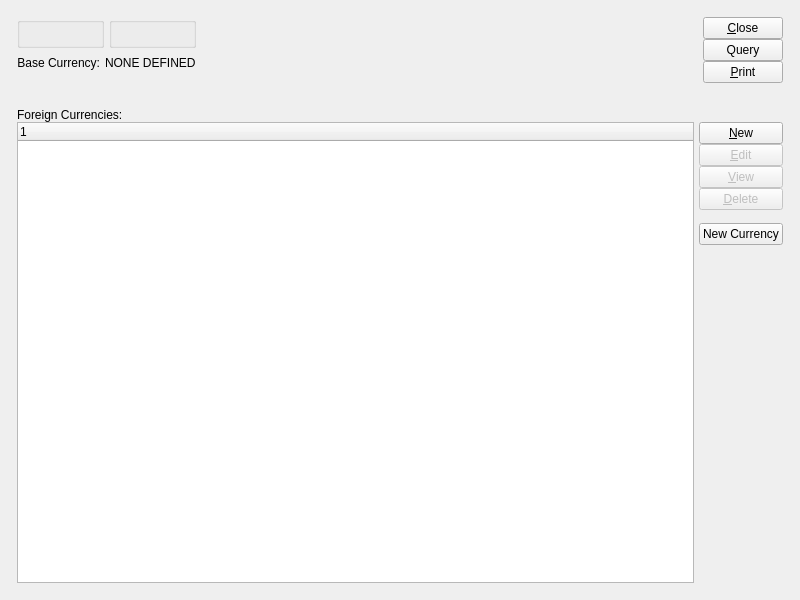
This is xtuple/trunk/guiclient/currencyConversions.ui in WooodHead/xtuple as Qt 5 draws it before an edit. The edited form follows.
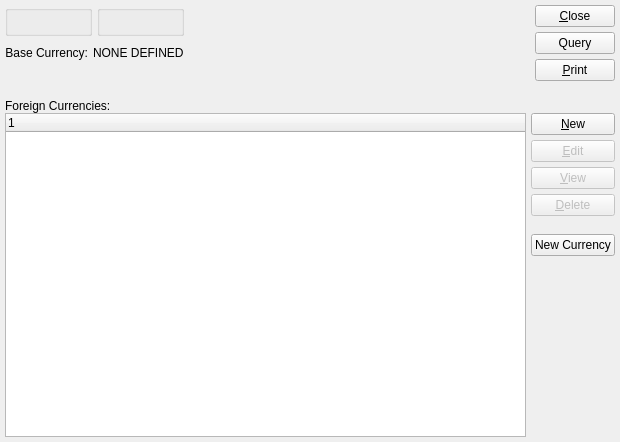
This is the edited form. Custom widgets are drawn as their Qt base class.

```diff
--- a/xtuple/trunk/guiclient/currencyConversions.ui
+++ b/xtuple/trunk/guiclient/currencyConversions.ui
@@ -7,13 +7,13 @@
 is available at www.xtuple.com/CPAL.  By using this software, you agree
 to be bound by its terms.</comment>
  <class>currencyConversions</class>
- <widget class="QWidget" name="currencyConversions" >
-  <property name="geometry" >
+ <widget class="QWidget" name="currencyConversions">
+  <property name="geometry">
    <rect>
     <x>0</x>
     <y>0</y>
-    <width>800</width>
-    <height>600</height>
+    <width>620</width>
+    <height>442</height>
    </rect>
   </property>
   <property name="minimumSize" >
@@ -25,17 +25,9 @@
   <property name="windowTitle" >
    <string>List Currency Exchange Rates</string>
   </property>
-  <layout class="QGridLayout" name="gridLayout_5" >
-   <item row="0" column="0" >
-    <layout class="QGridLayout" name="gridLayout_4" >
-     <property name="margin" >
-      <number>12</number>
-     </property>
-     <property name="spacing" >
-      <number>12</number>
-     </property>
-     <item row="0" column="0" >
-      <layout class="QHBoxLayout" name="horizontalLayout_2" >
+  <layout class="QGridLayout" name="gridLayout_4">
+   <item row="0" column="0">
+    <layout class="QHBoxLayout" name="horizontalLayout_2">
        <item>
         <layout class="QGridLayout" name="gridLayout_3" >
          <item row="0" column="0" >
@@ -60,11 +52,8 @@
            </layout>
           </widget>
          </item>
-         <item row="1" column="0" colspan="2" >
-          <layout class="QHBoxLayout" >
-           <property name="margin" >
-            <number>0</number>
-           </property>
+       <item row="1" column="0" colspan="2">
+        <layout class="QHBoxLayout">
            <item>
             <widget class="QLabel" name="_currencyLiteral" >
              <property name="text" >
@@ -123,10 +112,7 @@
         </spacer>
        </item>
        <item>
-        <layout class="QVBoxLayout" name="verticalLayout_3" >
-         <property name="spacing" >
-          <number>0</number>
-         </property>
+      <layout class="QVBoxLayout" name="verticalLayout_3">
          <item>
           <widget class="QPushButton" name="_close" >
            <property name="text" >
@@ -217,10 +203,7 @@
              </widget>
             </item>
             <item>
-             <layout class="QVBoxLayout" name="verticalLayout" >
-              <property name="spacing" >
-               <number>0</number>
-              </property>
+           <layout class="QVBoxLayout" name="verticalLayout">
               <item>
                <widget class="QPushButton" name="_new" >
                 <property name="enabled" >
@@ -310,10 +293,8 @@
       </widget>
      </item>
     </layout>
-   </item>
-  </layout>
  </widget>
- <layoutdefault spacing="5" margin="5" />
+ <layoutdefault spacing="5" margin="5"/>
  <pixmapfunction>qPixmapFromMimeSource</pixmapfunction>
  <customwidgets>
   <customwidget>
```
Left out of the diff: 164 changed lines with no effect on the pictures. Lines whose indentation alone changed are shown as unchanged.
